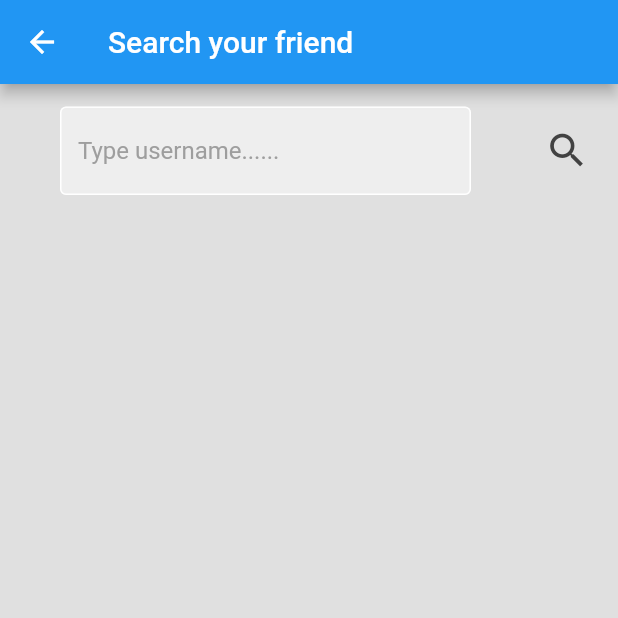
After one commit to jahidhasan1893/connector, a Flutter app: the HomeScreen screen opened directly, item 2 of the bottom bar chosen, after a tap on the "search" icon, on a phone screen of 412 x 824 dp, the top half of it. The commit adds this screen. Run offline on Flutter 3.47's test engine with Material 2 defaults, Android fonts, the phone set to English and light mode, and no system bars.

Commit message:
Home Screen and Search Screen ui design

```diff
--- /dev/null
+++ b/lib/Screens/home_screen.dart
@@ -0,0 +1,90 @@
+import 'package:connector/Screens/search_screen.dart';
+import 'package:flutter/material.dart';
+
+
+
+class HomeScreen extends StatefulWidget {
+  @override
+  _HomeScreenState createState() => _HomeScreenState();
+}
+
+class _HomeScreenState extends State<HomeScreen> {
+  int _currentIndex = 0;
+
+  final List<Widget> _pages = [    PageOne(),    PageTwo(),    PageThree(),  ];
+
+  @override
+  Widget build(BuildContext context) {
+    return Scaffold(
+      backgroundColor: Colors.grey[300],
+      appBar: AppBar(
+        backgroundColor: Colors.blue,
+        title: Text('Connector'),
+      ),
+      body: _pages[_currentIndex],
+      bottomNavigationBar: BottomNavigationBar(
+        currentIndex: _currentIndex,
+        selectedItemColor: Colors.black87,
+        onTap: (int index) {
+          setState(() {
+            _currentIndex = index;
+          });
+        },
+        items: [
+          BottomNavigationBarItem(
+            icon: Icon(Icons.home),
+            label: 'Home',
+          ),
+          BottomNavigationBarItem(
+            icon: Icon(Icons.dashboard),
+            label: 'Dashboard',
+          ),
+          BottomNavigationBarItem(
+            icon: Icon(Icons.person),
+            label: 'Profile',
+          ),
+        ],
+      ),
+      floatingActionButton: FloatingActionButton(
+        onPressed: () {
+          Navigator.pushReplacement<void, void>(
+            context,
+            MaterialPageRoute<void>(
+              builder: (BuildContext context) =>SearchScreen(),
+            ),
+          );
+        },
+        child: Icon(Icons.search),
+        backgroundColor: Colors.blue,
+      ),
+      //floatingActionButtonLocation: FloatingActionButtonLocation.centerDocked,
+    );
+  }
+}
+
+class PageOne extends StatelessWidget {
+  @override
+  Widget build(BuildContext context) {
+    return Center(
+      child: Text('Home Page'),
+    );
+  }
+}
+
+class PageTwo extends StatelessWidget {
+  @override
+  Widget build(BuildContext context) {
+    return Center(
+      child: Text('Dashboard Page'),
+    );
+  }
+}
+
+class PageThree extends StatelessWidget {
+  @override
+  Widget build(BuildContext context) {
+    return Center(
+      child: Text('Profile Page'),
+    );
+  }
+}
--- /dev/null
+++ b/lib/Screens/search_screen.dart
@@ -0,0 +1,67 @@
+import 'package:flutter/material.dart';
+
+import '../Widgets/my_search_textfield.dart';
+import 'home_screen.dart';
+import 'my_text_field.dart';
+
+class SearchScreen extends StatefulWidget{
+  //UserModel user;
+  //SearchScreen(this.user);
+  @override
+  SearchScreenState createState() =>SearchScreenState();
+}
+
+class SearchScreenState extends State<SearchScreen>{
+
+  @override
+  Widget build(BuildContext context) {
+    TextEditingController SearchController= new TextEditingController();
+    return Scaffold(
+        backgroundColor: Colors.grey[300],
+        appBar: AppBar(
+          leading: BackButton(
+            onPressed: (){
+              Navigator.pushReplacement<void, void>(
+                context,
+                MaterialPageRoute<void>(
+                  builder: (BuildContext context) =>HomeScreen(),
+                ),
+              );
+            },
+          ),
+          title:Text("Search your friend"),
+          backgroundColor: Colors.blue,
+
+        ),
+        body:Column(
+            children:[
+              Row(
+                children:[
+                  Expanded(
+                    child: Padding(
+                      padding: const EdgeInsets.all(15.0),
+                      child: MySearchTextField(
+                        controller: SearchController,
+                        hintText: "Type username......",
+                        obscureText: false,
+                      ),
+                    ),
+                  ),
+                  Align(
+                    alignment: Alignment.topLeft,
+                    child: IconButton(
+                      color: Colors.grey.shade800,
+                      iconSize: 30,
+                      onPressed: (){},
+                      icon:Icon(Icons.search),
+                    ),
+                  ),
+                  const SizedBox(width:10),
+
+                ],
+              )
+            ]
+        )
+    );
+  }
+}
--- /dev/null
+++ b/lib/Widgets/my_search_textfield.dart
@@ -0,0 +1,39 @@
+import 'package:flutter/cupertino.dart';
+import 'package:flutter/material.dart';
+
+class MySearchTextField extends StatelessWidget {
+  final controller;
+  final String hintText;
+  final bool obscureText;
+
+  const MySearchTextField({
+  super.key,
+  required this.controller,
+  required this.hintText,
+  required this.obscureText,
+  });
+
+  @override
+  Widget build(BuildContext context) {
+    return Padding(
+      padding: const EdgeInsets.symmetric(horizontal: 25.0),
+      child: TextField(
+        controller: controller,
+        obscureText: obscureText,
+        decoration: InputDecoration(
+            enabledBorder: const OutlineInputBorder(
+              //borderRadius:BorderRadius.all(2.0),
+              borderSide: BorderSide(color: Colors.white),
+            ),
+            focusedBorder: OutlineInputBorder(
+              borderRadius: BorderRadius.circular(5),
+              borderSide: BorderSide(color: Colors.grey.shade400),
+            ),
+            fillColor: Colors.grey.shade200,
+            filled: true,
+            hintText: hintText,
+            hintStyle: TextStyle(color: Colors.grey[500])),
+      ),
+    );
+  }
+}
--- a/lib/main.dart
+++ b/lib/main.dart
@@ -2,6 +2,8 @@
 import 'package:flutter/material.dart';
 import 'package:connector/Screens/sign_in_screen.dart';
 import 'package:connector/Screens/splash_screen.dart';
+
+import 'Screens/home_screen.dart';
 
 void main() {
   runApp(const MyApp());
```
